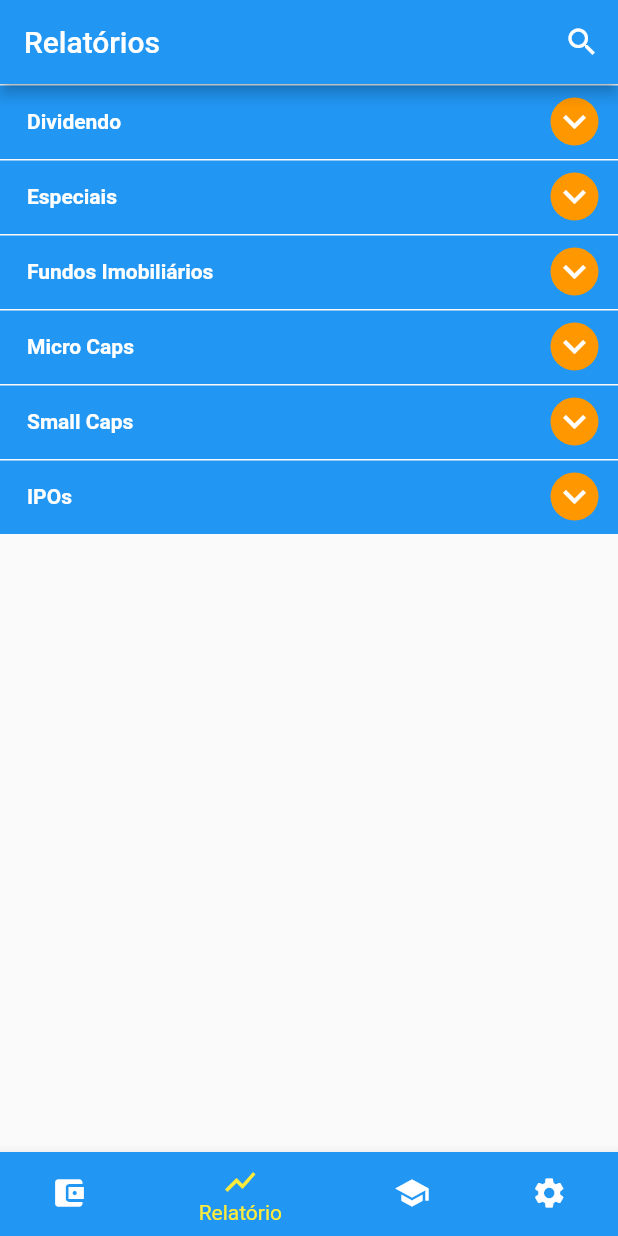
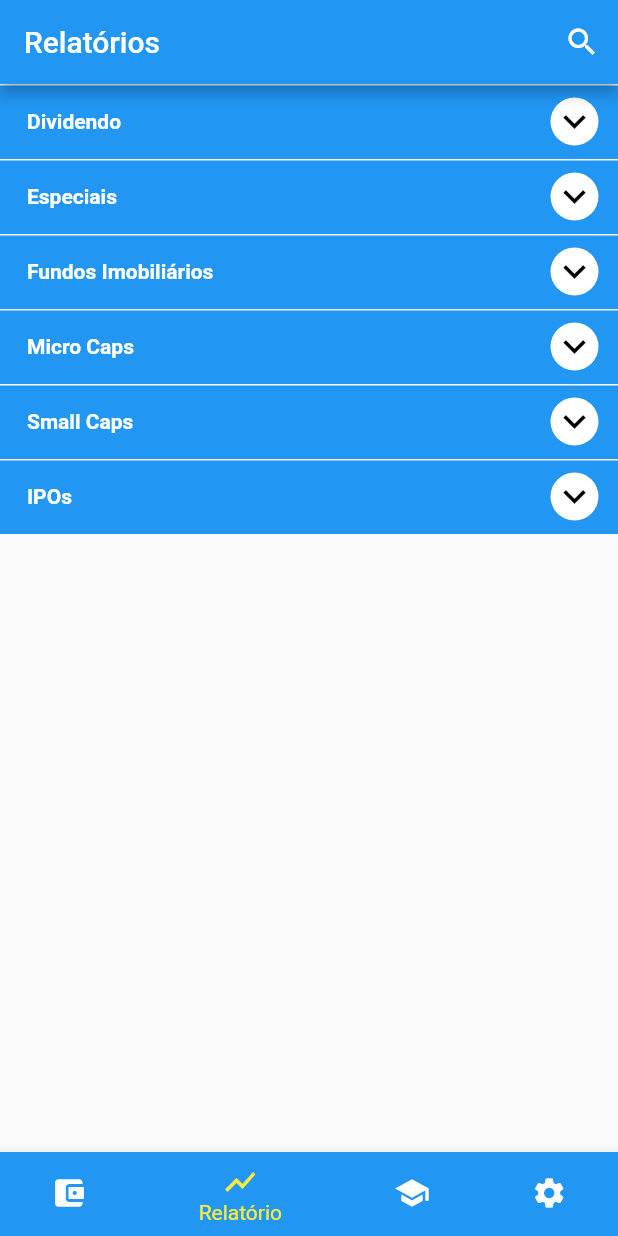
Before and after one commit to douglasalipio/projetopiloto, a Flutter app: the screen it shows after launch, item 2 of the bottom bar chosen, on a phone screen of 412 x 824 dp. Run offline on Flutter 3.47's test engine with Material 2 defaults, Android fonts, the phone set to English and light mode, and no system bars; our stand-ins replace dartz, equatable, firebase_auth, google_sign_in; accounts and stored records are empty.

Commit message:
change arrow color

```diff
--- a/lib/app/report/report_page.dart
+++ b/lib/app/report/report_page.dart
@@ -109,7 +109,7 @@ class _ExpandableListViewState extends State<ExpandableListView> {
                       height: 50.0,
                       width: 50.0,
                       decoration: new BoxDecoration(
-                        color: Colors.orange,
+                        color: Colors.white,
                         shape: BoxShape.circle,
                       ),
                       child: new Center(
@@ -117,7 +117,7 @@ class _ExpandableListViewState extends State<ExpandableListView> {
                           expandFlag
                               ? Icons.keyboard_arrow_up
                               : Icons.keyboard_arrow_down,
-                          color: Colors.white,
+                          color: Colors.black,
                           size: 30.0,
                         ),
                       ),
```
